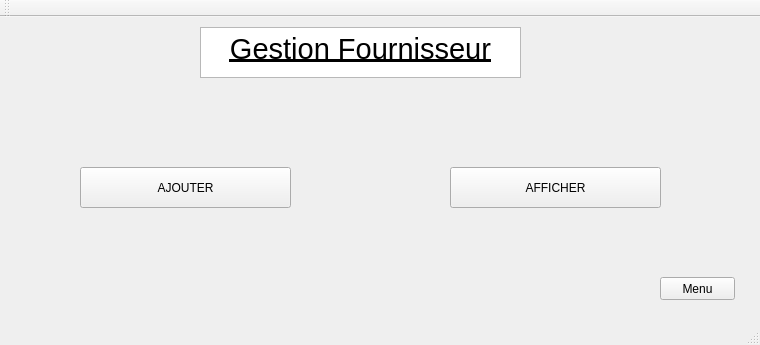
Old version of the form mainwindow.ui in the repository bilelKort/TechStore_Project.
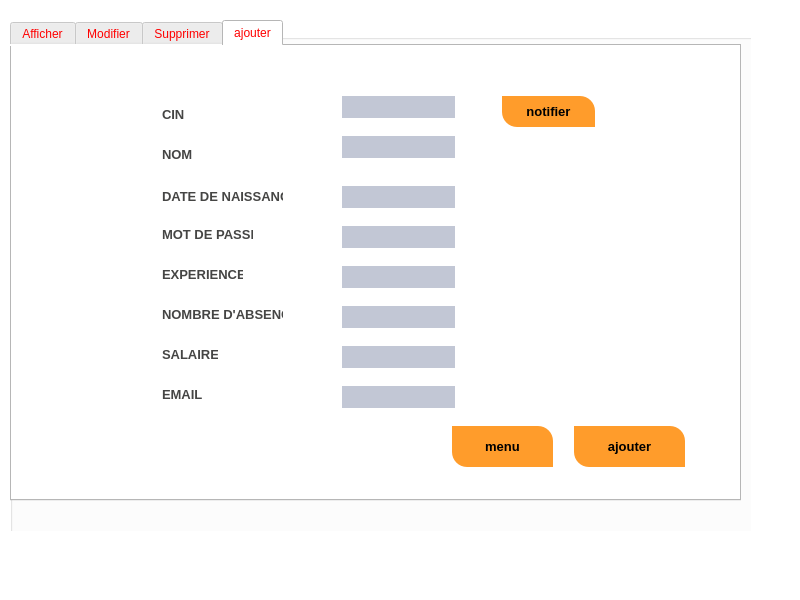
New version of the form. Icons and pictures are not drawn.

Patch:
```diff
--- a/mainwindow.ui
+++ b/mainwindow.ui
@@ -6,63 +6,912 @@
    <rect>
     <x>0</x>
     <y>0</y>
-    <width>760</width>
-    <height>345</height>
+    <width>800</width>
+    <height>600</height>
    </rect>
   </property>
   <property name="windowTitle">
-   <string>Gestion des Clients</string>
+   <string>MainWindow</string>
   </property>
-  <widget class="QWidget" name="centralWidget">
-   <widget class="QTextEdit" name="textEdit">
-    <property name="geometry">
-     <rect>
-      <x>200</x>
-      <y>10</y>
-      <width>321</width>
-      <height>51</height>
-     </rect>
-    </property>
-    <property name="html">
-     <string>&lt;!DOCTYPE HTML PUBLIC &quot;-//W3C//DTD HTML 4.0//EN&quot; &quot;http://www.w3.org/TR/REC-html40/strict.dtd&quot;&gt;
-&lt;html&gt;&lt;head&gt;&lt;meta name=&quot;qrichtext&quot; content=&quot;1&quot; /&gt;&lt;style type=&quot;text/css&quot;&gt;
-p, li { white-space: pre-wrap; }
-&lt;/style&gt;&lt;/head&gt;&lt;body style=&quot; font-family:'MS Shell Dlg 2'; font-size:8.25pt; font-weight:400; font-style:normal;&quot;&gt;
-&lt;p align=&quot;center&quot; style=&quot; margin-top:0px; margin-bottom:0px; margin-left:0px; margin-right:0px; -qt-block-indent:0; text-indent:0px;&quot;&gt;&lt;span style=&quot; font-family:'MS Shell Dlg 2'; font-size:22pt; text-decoration: underline;&quot;&gt;Gestion Fournisseur&lt;/span&gt;&lt;/p&gt;&lt;/body&gt;&lt;/html&gt;</string>
-    </property>
-   </widget>
+  <property name="styleSheet">
+   <string notr="true">QWidget
+
+{
+
+	background-color: #fff;
+
+	color: red;
+
+
+
+}
+
+
+
+
+
+/*-----QLabel-----*/
+
+QLabel
+
+{
+
+	background-color: transparent;
+
+	color: #454544;
+
+	font-weight: bold;
+
+	font-size: 13px;
+
+
+
+}
+
+
+
+
+
+/*-----QPushButton-----*/
+
+QPushButton
+
+{
+
+	
+
+	background-color: #ff9c2b;
+
+color: #000000;
+
+	font-size: 13px;
+
+	font-weight: bold;
+
+	border-top-right-radius: 15px;
+
+	border-top-left-radius: 0px;
+
+	border-bottom-right-radius: 0px;
+
+	border-bottom-left-radius: 15px;
+
+	padding: 10px;
+
+
+
+}
+
+
+
+
+
+QPushButton::disabled
+
+{
+
+	background-color: #5c5c5c;
+
+
+
+}
+
+
+
+
+
+QPushButton::hover
+
+{	
+
+	background-color: #ff9c2b;
+
+
+
+}
+
+
+
+
+
+QPushButton::pressed
+
+{
+
+	background-color: #3d4ef2;
+
+
+
+}
+
+
+
+
+
+/*-----QCheckBox-----*/
+
+QCheckBox
+
+{
+
+	background-color: transparent;
+
+	color: #5c55e9;
+
+	font-size: 10px;
+
+	font-weight: bold;
+
+	border: none;
+
+	border-radius: 5px;
+
+
+
+}
+
+
+
+
+
+/*-----QCheckBox-----*/
+
+QCheckBox::indicator
+
+{
+
+    background-color: #323232;
+
+    border: 1px solid darkgray;
+
+    width: 12px;
+
+    height: 12px;
+
+
+
+}
+
+
+
+
+
+QCheckBox::indicator:checked
+
+{
+
+    image:url(&quot;./ressources/check.png&quot;);
+
+	background-color: #5c55e9;
+
+    border: 1px solid #5c55e9;
+
+
+
+}
+
+
+
+
+
+QCheckBox::indicator:unchecked:hover
+
+{
+
+    border: 1px solid #5c55e9;
+
+
+
+}
+
+
+
+
+
+QCheckBox::disabled
+
+{
+
+	color: #656565;
+
+
+
+}
+
+
+
+
+
+QCheckBox::indicator:disabled
+
+{
+
+	background-color: #656565;
+
+	color: #656565;
+
+    border: 1px solid #656565;
+
+
+
+}
+
+
+
+
+
+/*-----QLineEdit-----*/
+
+QLineEdit
+
+{
+
+	background-color: #c2c7d5;
+
+	color: #2a547f;
+
+	border: none;
+
+	padding: 5px;
+
+
+
+}
+
+
+
+
+
+/*-----QListView-----*/
+
+QListView
+
+{
+
+	background-color: #5c55e9;
+
+	color: #fff;
+
+	font-size: 14px;
+
+	font-weight: bold;
+
+	show-decoration-selected: 0;
+
+	border-radius: 4px;
+
+	padding-left: -15px;
+
+	padding-right: -15px;
+
+	padding-top: 5px;
+
+
+
+} 
+
+
+
+
+
+QListView:disabled 
+
+{
+
+	background-color: #5c5c5c;
+
+
+
+}
+
+
+
+
+
+QListView::item
+
+{
+
+	background-color: #454e5e;
+
+	border: none;
+
+	padding: 10px;
+
+	border-radius: 0px;
+
+	padding-left : 10px;
+
+	height: 32px;
+
+
+
+}
+
+
+
+
+
+QListView::item:selected
+
+{
+
+	color: #000;
+
+	background-color: #fff;
+
+
+
+}
+
+
+
+
+
+QListView::item:!selected
+
+{
+
+	color:white;
+
+	background-color: transparent;
+
+	border: none;
+
+	padding-left : 10px;
+
+
+
+}
+
+
+
+
+
+QListView::item:!selected:hover
+
+{
+
+	color: #fff;
+
+	background-color: #5564f2;
+
+	border: none;
+
+	padding-left : 10px;
+
+
+
+}
+
+
+
+
+
+/*-----QTreeView-----*/
+
+QTreeView 
+
+{
+
+	background-color: #fff;
+
+	show-decoration-selected: 0;
+
+	color: #454544;
+
+
+
+}
+
+
+
+
+
+QTreeView:disabled
+
+{
+
+	background-color: #242526;
+
+	show-decoration-selected: 0;
+
+
+
+}
+
+
+
+
+
+QTreeView::item 
+
+{
+
+	border-top-color: transparent;
+
+	border-bottom-color: transparent;
+
+
+
+}
+
+
+
+
+
+QTreeView::item:hover 
+
+{
+
+	background-color: #bcbdbb;
+
+	color: #000;
+
+
+
+}
+
+
+
+
+
+QTreeView::item:selected 
+
+{
+
+	background-color: #5c55e9;
+
+	color: #fff;
+
+
+
+}
+
+
+
+
+
+QTreeView::item:selected:active
+
+{
+
+	background-color: #5c55e9;
+
+	color: #fff;
+
+
+
+}
+
+
+
+
+
+QTreeView::item:selected:disabled
+
+{
+
+	background-color: #525251;
+
+	color: #656565;
+
+
+
+}
+
+
+
+
+
+QTreeView::branch:has-children:!has-siblings:closed,
+
+QTreeView::branch:closed:has-children:has-siblings 
+
+{
+
+	image: url(://tree-closed.png);
+
+
+
+}
+
+
+
+QTreeView::branch:open:has-children:!has-siblings,
+
+QTreeView::branch:open:has-children:has-siblings  
+
+{
+
+	image: url(://tree-open.png);
+
+
+
+}
+
+
+
+
+
+/*-----QTableView &amp; QTableWidget-----*/
+
+QTableView
+
+{
+
+    background-color: #fff;
+
+	border: 1px solid gray;
+
+    color: #454544;
+
+    gridline-color: gray;
+
+    outline : 0;
+
+
+
+}
+
+
+
+
+
+QTableView::disabled
+
+{
+
+    background-color: #242526;
+
+    border: 1px solid #32414B;
+
+    color: #656565;
+
+    gridline-color: #656565;
+
+    outline : 0;
+
+
+
+}
+
+
+
+
+
+QTableView::item:hover 
+
+{
+
+    background-color: #bcbdbb;
+
+    color: #000;
+
+
+
+}
+
+
+
+
+
+QTableView::item:selected 
+
+{
+
+	background-color: #5c55e9;
+
+    color: #fff;
+
+
+
+}
+
+
+
+
+
+QTableView::item:selected:disabled
+
+{
+
+    background-color: #1a1b1c;
+
+    border: 2px solid #525251;
+
+    color: #656565;
+
+
+
+}
+
+
+
+
+
+QTableCornerButton::section
+
+{
+
+	background-color: #ced5e3;
+
+	border: none;
+
+    color: #fff;
+
+
+
+}
+
+
+
+
+
+QHeaderView::section
+
+{
+
+	color: #2a547f;
+
+	border: 0px;
+
+	background-color: #ced5e3;
+
+	padding: 5px;
+
+
+
+}
+
+
+
+
+
+QHeaderView::section:disabled
+
+{
+
+    background-color: #525251;
+
+    color: #656565;
+
+
+
+}
+
+
+
+
+
+QHeaderView::section:checked
+
+{
+
+    color: #fff;
+
+    background-color: #5c55e9;
+
+
+
+}
+
+
+
+
+
+QHeaderView::section:checked:disabled
+
+{
+
+    color: #656565;
+
+    background-color: #525251;
+
+
+
+}
+
+
+
+
+
+QHeaderView::section::vertical::first,
+
+QHeaderView::section::vertical::only-one
+
+{
+
+    border-top: 1px solid #353635;
+
+
+
+}
+
+
+
+
+
+QHeaderView::section::vertical
+
+{
+
+    border-top: 1px solid #353635;
+
+
+
+}
+
+
+
+
+
+QHeaderView::section::horizontal::first,
+
+QHeaderView::section::horizontal::only-one
+
+{
+
+    border-left: 1px solid #353635;
+
+
+
+}
+
+
+
+
+
+QHeaderView::section::horizontal
+
+{
+
+    border-left: 1px solid #353635;
+
+
+
+}
+
+
+
+
+
+/*-----QScrollBar-----*/
+
+QScrollBar:horizontal 
+
+{
+
+    background-color: transparent;
+
+    height: 8px;
+
+    margin: 0px;
+
+    padding: 0px;
+
+
+
+}
+
+
+
+
+
+QScrollBar::handle:horizontal 
+
+{
+
+    border: none;
+
+	min-width: 100px;
+
+    background-color: #7e92b7;
+
+
+
+}
+
+
+
+
+
+QScrollBar::add-line:horizontal, 
+
+QScrollBar::sub-line:horizontal,
+
+QScrollBar::add-page:horizontal, 
+
+QScrollBar::sub-page:horizontal 
+
+{
+
+    width: 0px;
+
+    background-color: #d8dce6;
+
+
+
+}
+
+
+
+
+
+QScrollBar:vertical 
+
+{
+
+    background-color: transparent;
+
+    width: 8px;
+
+    margin: 0;
+
+
+
+}
+
+
+
+
+
+QScrollBar::handle:vertical 
+
+{
+
+    border: none;
+
+	min-height: 100px;
+
+    background-color: #7e92b7;
+
+
+
+}
+
+
+
+
+
+QScrollBar::add-line:vertical, 
+
+QScrollBar::sub-line:vertical,
+
+QScrollBar::add-page:vertical, 
+
+QScrollBar::sub-page:vertical 
+
+{
+
+    height: 0px;
+
+    background-color: #d8dce6;
+
+
+
+}</string>
+  </property>
+  <widget class="QWidget" name="centralwidget">
    <widget class="QStackedWidget" name="stackedWidget">
     <property name="geometry">
      <rect>
       <x>10</x>
-      <y>70</y>
-      <width>731</width>
-      <height>231</height>
+      <y>20</y>
+      <width>741</width>
+      <height>511</height>
      </rect>
     </property>
     <property name="currentIndex">
-     <number>0</number>
+     <number>2</number>
     </property>
     <widget class="QWidget" name="page">
      <widget class="QPushButton" name="pushButton">
       <property name="geometry">
        <rect>
-        <x>70</x>
-        <y>80</y>
-        <width>211</width>
-        <height>41</height>
-       </rect>
-      </property>
-      <property name="text">
-       <string>AJOUTER</string>
-      </property>
-     </widget>
-     <widget class="QPushButton" name="pushButton_2">
-      <property name="geometry">
-       <rect>
-        <x>440</x>
-        <y>80</y>
-        <width>211</width>
+        <x>140</x>
+        <y>300</y>
+        <width>451</width>
         <height>41</height>
        </rect>
       </property>
@@ -70,305 +919,830 @@
        <string>AFFICHER</string>
       </property>
      </widget>
+     <widget class="QPushButton" name="pushButton_2">
+      <property name="geometry">
+       <rect>
+        <x>140</x>
+        <y>250</y>
+        <width>451</width>
+        <height>41</height>
+       </rect>
+      </property>
+      <property name="text">
+       <string>AJOUTER</string>
+      </property>
+     </widget>
      <widget class="QPushButton" name="pushButton_3">
       <property name="geometry">
        <rect>
-        <x>650</x>
-        <y>190</y>
-        <width>75</width>
-        <height>23</height>
+        <x>140</x>
+        <y>360</y>
+        <width>451</width>
+        <height>41</height>
        </rect>
       </property>
       <property name="text">
-       <string>Menu</string>
+       <string>MODIFIER</string>
       </property>
      </widget>
-    </widget>
-    <widget class="QWidget" name="page_2">
-     <widget class="QLabel" name="label">
+     <widget class="QPushButton" name="pushButton_4">
       <property name="geometry">
        <rect>
-        <x>40</x>
+        <x>140</x>
+        <y>420</y>
+        <width>451</width>
+        <height>51</height>
+       </rect>
+      </property>
+      <property name="text">
+       <string>SUPPRIMER</string>
+      </property>
+     </widget>
+     <widget class="QTextEdit" name="textEdit">
+      <property name="geometry">
+       <rect>
+        <x>80</x>
         <y>20</y>
+        <width>561</width>
+        <height>71</height>
+       </rect>
+      </property>
+      <property name="font">
+       <font>
+        <family>Brush Script MT</family>
+        <pointsize>28</pointsize>
+        <italic>true</italic>
+       </font>
+      </property>
+      <property name="html">
+       <string>&lt;!DOCTYPE HTML PUBLIC &quot;-//W3C//DTD HTML 4.0//EN&quot; &quot;http://www.w3.org/TR/REC-html40/strict.dtd&quot;&gt;
+&lt;html&gt;&lt;head&gt;&lt;meta name=&quot;qrichtext&quot; content=&quot;1&quot; /&gt;&lt;style type=&quot;text/css&quot;&gt;
+p, li { white-space: pre-wrap; }
+&lt;/style&gt;&lt;/head&gt;&lt;body style=&quot; font-family:'Brush Script MT'; font-size:28pt; font-weight:400; font-style:italic;&quot;&gt;
+&lt;p align=&quot;center&quot; style=&quot; margin-top:0px; margin-bottom:0px; margin-left:0px; margin-right:0px; -qt-block-indent:0; text-indent:0px;&quot;&gt;---Menu---&lt;/p&gt;&lt;/body&gt;&lt;/html&gt;</string>
+      </property>
+     </widget>
+     <widget class="QLabel" name="label_21">
+      <property name="geometry">
+       <rect>
+        <x>260</x>
+        <y>100</y>
+        <width>211</width>
+        <height>141</height>
+       </rect>
+      </property>
+      <property name="text">
+       <string/>
+      </property>
+      <property name="pixmap">
+       <pixmap>../../QTinterface (1)/QTinterface/logo.gif</pixmap>
+      </property>
+      <property name="scaledContents">
+       <bool>true</bool>
+      </property>
+     </widget>
+    </widget>
+    <widget class="QWidget" name="page_3">
+     <widget class="QLabel" name="label_9">
+      <property name="geometry">
+       <rect>
+        <x>160</x>
+        <y>180</y>
         <width>47</width>
         <height>14</height>
        </rect>
       </property>
       <property name="text">
-       <string>Id</string>
+       <string>CIN</string>
       </property>
      </widget>
-     <widget class="QLabel" name="label_2">
+     <widget class="QLabel" name="label_10">
       <property name="geometry">
        <rect>
-        <x>26</x>
-        <y>60</y>
-        <width>61</width>
-        <height>20</height>
+        <x>160</x>
+        <y>210</y>
+        <width>71</width>
+        <height>16</height>
        </rect>
       </property>
       <property name="text">
-       <string>Quantite</string>
+       <string>password</string>
       </property>
      </widget>
-     <widget class="QLabel" name="label_3">
+     <widget class="QLineEdit" name="lineEdit_9">
       <property name="geometry">
        <rect>
-        <x>26</x>
-        <y>100</y>
-        <width>61</width>
-        <height>20</height>
-       </rect>
-      </property>
-      <property name="text">
-       <string>Adresse</string>
-      </property>
-     </widget>
-     <widget class="QLabel" name="label_4">
-      <property name="geometry">
-       <rect>
-        <x>6</x>
-        <y>130</y>
-        <width>101</width>
-        <height>20</height>
-       </rect>
-      </property>
-      <property name="text">
-       <string>Type_marchandise</string>
-      </property>
-     </widget>
-     <widget class="QLabel" name="label_5">
-      <property name="geometry">
-       <rect>
-        <x>6</x>
-        <y>170</y>
-        <width>81</width>
-        <height>20</height>
-       </rect>
-      </property>
-      <property name="text">
-       <string>Nom_entreprise</string>
-      </property>
-     </widget>
-     <widget class="QLineEdit" name="le_id">
-      <property name="geometry">
-       <rect>
-        <x>140</x>
-        <y>20</y>
+        <x>280</x>
+        <y>180</y>
         <width>113</width>
         <height>20</height>
        </rect>
       </property>
      </widget>
-     <widget class="QLineEdit" name="le_quantite">
+     <widget class="QLineEdit" name="lineEdit_10">
       <property name="geometry">
        <rect>
-        <x>140</x>
-        <y>60</y>
+        <x>280</x>
+        <y>210</y>
         <width>113</width>
         <height>20</height>
        </rect>
       </property>
-     </widget>
-     <widget class="QLineEdit" name="le_adresse">
-      <property name="geometry">
-       <rect>
-        <x>140</x>
-        <y>100</y>
-        <width>113</width>
-        <height>20</height>
-       </rect>
+      <property name="echoMode">
+       <enum>QLineEdit::Password</enum>
       </property>
      </widget>
-     <widget class="QLineEdit" name="le_type_marchandise">
+     <widget class="QPushButton" name="pushButton_8">
       <property name="geometry">
        <rect>
-        <x>140</x>
-        <y>130</y>
-        <width>113</width>
-        <height>20</height>
+        <x>440</x>
+        <y>190</y>
+        <width>131</width>
+        <height>31</height>
        </rect>
       </property>
-     </widget>
-     <widget class="QLineEdit" name="le_nom_entreprise">
-      <property name="geometry">
-       <rect>
-        <x>140</x>
-        <y>170</y>
-        <width>113</width>
-        <height>20</height>
-       </rect>
+      <property name="text">
+       <string>authentifier</string>
       </property>
      </widget>
-     <widget class="QPushButton" name="pushButton_4">
+     <widget class="QTextEdit" name="textEdit_3">
       <property name="geometry">
        <rect>
-        <x>630</x>
-        <y>150</y>
-        <width>75</width>
-        <height>23</height>
+        <x>100</x>
+        <y>0</y>
+        <width>561</width>
+        <height>71</height>
        </rect>
       </property>
-      <property name="text">
-       <string>Menu</string>
+      <property name="font">
+       <font>
+        <family>Brush Script MT</family>
+        <pointsize>28</pointsize>
+        <italic>true</italic>
+       </font>
+      </property>
+      <property name="html">
+       <string>&lt;!DOCTYPE HTML PUBLIC &quot;-//W3C//DTD HTML 4.0//EN&quot; &quot;http://www.w3.org/TR/REC-html40/strict.dtd&quot;&gt;
+&lt;html&gt;&lt;head&gt;&lt;meta name=&quot;qrichtext&quot; content=&quot;1&quot; /&gt;&lt;style type=&quot;text/css&quot;&gt;
+p, li { white-space: pre-wrap; }
+&lt;/style&gt;&lt;/head&gt;&lt;body style=&quot; font-family:'Brush Script MT'; font-size:28pt; font-weight:400; font-style:italic;&quot;&gt;
+&lt;p align=&quot;center&quot; style=&quot; margin-top:0px; margin-bottom:0px; margin-left:0px; margin-right:0px; -qt-block-indent:0; text-indent:0px;&quot;&gt;authentifier s'il vous plait&lt;/p&gt;&lt;/body&gt;&lt;/html&gt;</string>
       </property>
      </widget>
      <widget class="QPushButton" name="pushButton_5">
       <property name="geometry">
        <rect>
-        <x>630</x>
-        <y>190</y>
-        <width>75</width>
-        <height>23</height>
+        <x>310</x>
+        <y>240</y>
+        <width>101</width>
+        <height>41</height>
        </rect>
       </property>
       <property name="text">
-       <string>AFFICHAGE</string>
+       <string>login</string>
       </property>
      </widget>
-    </widget>
-    <widget class="QWidget" name="page_3">
      <widget class="QPushButton" name="pushButton_6">
       <property name="geometry">
        <rect>
-        <x>190</x>
-        <y>170</y>
-        <width>141</width>
-        <height>31</height>
-       </rect>
-      </property>
-      <property name="text">
-       <string>Supprimer</string>
-      </property>
-     </widget>
-     <widget class="QPushButton" name="pushButton_7">
-      <property name="geometry">
-       <rect>
-        <x>370</x>
-        <y>50</y>
-        <width>131</width>
-        <height>31</height>
-       </rect>
-      </property>
-      <property name="text">
-       <string>Modification</string>
-      </property>
-     </widget>
-     <widget class="QPushButton" name="pushButton_8">
-      <property name="geometry">
-       <rect>
-        <x>20</x>
-        <y>50</y>
-        <width>141</width>
-        <height>31</height>
-       </rect>
-      </property>
-      <property name="text">
-       <string>Notification mailling</string>
-      </property>
-     </widget>
-     <widget class="QPushButton" name="pushButton_9">
-      <property name="geometry">
-       <rect>
-        <x>630</x>
-        <y>180</y>
-        <width>75</width>
-        <height>23</height>
-       </rect>
-      </property>
-      <property name="text">
-       <string>Ajouter</string>
-      </property>
-     </widget>
-     <widget class="QPushButton" name="pushButton_10">
-      <property name="geometry">
-       <rect>
-        <x>630</x>
-        <y>150</y>
-        <width>75</width>
-        <height>23</height>
-       </rect>
-      </property>
-      <property name="text">
-       <string>Menu</string>
-      </property>
-     </widget>
-     <widget class="QPushButton" name="pushButton_11">
-      <property name="geometry">
-       <rect>
-        <x>190</x>
-        <y>50</y>
-        <width>131</width>
-        <height>31</height>
-       </rect>
-      </property>
-      <property name="text">
-       <string>Recherche</string>
-      </property>
-     </widget>
-     <widget class="QPushButton" name="pushButton_12">
-      <property name="geometry">
-       <rect>
-        <x>30</x>
-        <y>170</y>
-        <width>111</width>
-        <height>31</height>
-       </rect>
-      </property>
-      <property name="text">
-       <string>Imprission(Pdf)</string>
-      </property>
-     </widget>
-     <widget class="QPushButton" name="pushButton_13">
-      <property name="geometry">
-       <rect>
-        <x>370</x>
-        <y>170</y>
-        <width>131</width>
-        <height>31</height>
-       </rect>
-      </property>
-      <property name="text">
-       <string>Tri</string>
-      </property>
-     </widget>
-     <widget class="QPushButton" name="pushButton_14">
-      <property name="geometry">
-       <rect>
-        <x>170</x>
-        <y>100</y>
-        <width>201</width>
+        <x>610</x>
+        <y>440</y>
+        <width>93</width>
         <height>41</height>
        </rect>
       </property>
       <property name="text">
-       <string>MAP</string>
+       <string>menu</string>
       </property>
      </widget>
     </widget>
+    <widget class="QWidget" name="page_4">
+     <widget class="QGroupBox" name="groupBox">
+      <property name="geometry">
+       <rect>
+        <x>0</x>
+        <y>0</y>
+        <width>761</width>
+        <height>541</height>
+       </rect>
+      </property>
+      <property name="title">
+       <string>Bienvenue</string>
+      </property>
+      <widget class="QTabWidget" name="tabWidget">
+       <property name="geometry">
+        <rect>
+         <x>0</x>
+         <y>0</y>
+         <width>731</width>
+         <height>481</height>
+        </rect>
+       </property>
+       <property name="currentIndex">
+        <number>3</number>
+       </property>
+       <widget class="QWidget" name="tab">
+        <attribute name="title">
+         <string>Afficher</string>
+        </attribute>
+        <widget class="QTableView" name="tableView">
+         <property name="geometry">
+          <rect>
+           <x>10</x>
+           <y>70</y>
+           <width>711</width>
+           <height>331</height>
+          </rect>
+         </property>
+        </widget>
+        <widget class="QPushButton" name="pushButton_9">
+         <property name="geometry">
+          <rect>
+           <x>20</x>
+           <y>20</y>
+           <width>81</width>
+           <height>31</height>
+          </rect>
+         </property>
+         <property name="text">
+          <string>Tri crois</string>
+         </property>
+        </widget>
+        <widget class="QPushButton" name="pushButton_10">
+         <property name="geometry">
+          <rect>
+           <x>200</x>
+           <y>20</y>
+           <width>91</width>
+           <height>31</height>
+          </rect>
+         </property>
+         <property name="text">
+          <string>Recherche</string>
+         </property>
+        </widget>
+        <widget class="QPushButton" name="pushButton_11">
+         <property name="geometry">
+          <rect>
+           <x>420</x>
+           <y>30</y>
+           <width>101</width>
+           <height>31</height>
+          </rect>
+         </property>
+         <property name="text">
+          <string>CONTRAT </string>
+         </property>
+        </widget>
+        <widget class="QLineEdit" name="lineEdit_16">
+         <property name="geometry">
+          <rect>
+           <x>300</x>
+           <y>30</y>
+           <width>113</width>
+           <height>22</height>
+          </rect>
+         </property>
+        </widget>
+        <widget class="QPushButton" name="pushButton_15">
+         <property name="geometry">
+          <rect>
+           <x>610</x>
+           <y>410</y>
+           <width>93</width>
+           <height>31</height>
+          </rect>
+         </property>
+         <property name="text">
+          <string>MENU</string>
+         </property>
+        </widget>
+        <widget class="QPushButton" name="pushButton_18">
+         <property name="geometry">
+          <rect>
+           <x>110</x>
+           <y>20</y>
+           <width>81</width>
+           <height>31</height>
+          </rect>
+         </property>
+         <property name="text">
+          <string>Tri decroi</string>
+         </property>
+        </widget>
+       </widget>
+       <widget class="QWidget" name="tab_2">
+        <attribute name="title">
+         <string>Modifier</string>
+        </attribute>
+        <widget class="QLabel" name="label_12">
+         <property name="geometry">
+          <rect>
+           <x>50</x>
+           <y>170</y>
+           <width>47</width>
+           <height>14</height>
+          </rect>
+         </property>
+         <property name="text">
+          <string/>
+         </property>
+        </widget>
+        <widget class="QComboBox" name="comboBox">
+         <property name="geometry">
+          <rect>
+           <x>190</x>
+           <y>70</y>
+           <width>101</width>
+           <height>22</height>
+          </rect>
+         </property>
+        </widget>
+        <widget class="QLabel" name="label_15">
+         <property name="geometry">
+          <rect>
+           <x>50</x>
+           <y>70</y>
+           <width>47</width>
+           <height>14</height>
+          </rect>
+         </property>
+         <property name="text">
+          <string>CIN</string>
+         </property>
+        </widget>
+        <widget class="QPushButton" name="pushButton_12">
+         <property name="geometry">
+          <rect>
+           <x>540</x>
+           <y>400</y>
+           <width>91</width>
+           <height>31</height>
+          </rect>
+         </property>
+         <property name="text">
+          <string>MODIFIER</string>
+         </property>
+        </widget>
+        <widget class="QPushButton" name="pushButton_16">
+         <property name="geometry">
+          <rect>
+           <x>430</x>
+           <y>400</y>
+           <width>93</width>
+           <height>31</height>
+          </rect>
+         </property>
+         <property name="text">
+          <string>MENU</string>
+         </property>
+        </widget>
+        <widget class="QLabel" name="label_20">
+         <property name="geometry">
+          <rect>
+           <x>50</x>
+           <y>320</y>
+           <width>47</width>
+           <height>14</height>
+          </rect>
+         </property>
+         <property name="text">
+          <string>salaire</string>
+         </property>
+        </widget>
+        <widget class="QLineEdit" name="lineEdit_18">
+         <property name="geometry">
+          <rect>
+           <x>190</x>
+           <y>270</y>
+           <width>113</width>
+           <height>20</height>
+          </rect>
+         </property>
+        </widget>
+        <widget class="QLineEdit" name="lineEdit_12">
+         <property name="geometry">
+          <rect>
+           <x>190</x>
+           <y>150</y>
+           <width>113</width>
+           <height>20</height>
+          </rect>
+         </property>
+        </widget>
+        <widget class="QLineEdit" name="lineEdit_13">
+         <property name="geometry">
+          <rect>
+           <x>190</x>
+           <y>110</y>
+           <width>113</width>
+           <height>20</height>
+          </rect>
+         </property>
+        </widget>
+        <widget class="QLabel" name="label_13">
+         <property name="geometry">
+          <rect>
+           <x>50</x>
+           <y>150</y>
+           <width>111</width>
+           <height>20</height>
+          </rect>
+         </property>
+         <property name="text">
+          <string>date de naissance</string>
+         </property>
+        </widget>
+        <widget class="QLabel" name="label_19">
+         <property name="geometry">
+          <rect>
+           <x>50</x>
+           <y>220</y>
+           <width>121</width>
+           <height>20</height>
+          </rect>
+         </property>
+         <property name="text">
+          <string>experience par mois</string>
+         </property>
+        </widget>
+        <widget class="QLabel" name="label_18">
+         <property name="geometry">
+          <rect>
+           <x>50</x>
+           <y>370</y>
+           <width>47</width>
+           <height>14</height>
+          </rect>
+         </property>
+         <property name="text">
+          <string>email</string>
+         </property>
+        </widget>
+        <widget class="QLineEdit" name="lineEdit_19">
+         <property name="geometry">
+          <rect>
+           <x>190</x>
+           <y>320</y>
+           <width>113</width>
+           <height>20</height>
+          </rect>
+         </property>
+        </widget>
+        <widget class="QLineEdit" name="lineEdit_14">
+         <property name="geometry">
+          <rect>
+           <x>190</x>
+           <y>190</y>
+           <width>113</width>
+           <height>20</height>
+          </rect>
+         </property>
+        </widget>
+        <widget class="QLabel" name="label_11">
+         <property name="geometry">
+          <rect>
+           <x>50</x>
+           <y>270</y>
+           <width>111</width>
+           <height>16</height>
+          </rect>
+         </property>
+         <property name="text">
+          <string>nombre d'absence</string>
+         </property>
+        </widget>
+        <widget class="QLabel" name="label_14">
+         <property name="geometry">
+          <rect>
+           <x>50</x>
+           <y>190</y>
+           <width>81</width>
+           <height>20</height>
+          </rect>
+         </property>
+         <property name="text">
+          <string>mot de passe</string>
+         </property>
+        </widget>
+        <widget class="QLineEdit" name="lineEdit_17">
+         <property name="geometry">
+          <rect>
+           <x>190</x>
+           <y>370</y>
+           <width>113</width>
+           <height>20</height>
+          </rect>
+         </property>
+        </widget>
+        <widget class="QLabel" name="label_17">
+         <property name="geometry">
+          <rect>
+           <x>50</x>
+           <y>110</y>
+           <width>47</width>
+           <height>14</height>
+          </rect>
+         </property>
+         <property name="text">
+          <string>NOM</string>
+         </property>
+        </widget>
+        <widget class="QLineEdit" name="lineEdit_11">
+         <property name="geometry">
+          <rect>
+           <x>190</x>
+           <y>220</y>
+           <width>113</width>
+           <height>20</height>
+          </rect>
+         </property>
+        </widget>
+       </widget>
+       <widget class="QWidget" name="tab_3">
+        <attribute name="title">
+         <string>Supprimer</string>
+        </attribute>
+        <layout class="QHBoxLayout" name="horizontalLayout">
+         <item>
+          <widget class="QLabel" name="label_16">
+           <property name="text">
+            <string>CIN</string>
+           </property>
+          </widget>
+         </item>
+         <item>
+          <widget class="QPushButton" name="pushButton_17">
+           <property name="text">
+            <string>MENU</string>
+           </property>
+          </widget>
+         </item>
+         <item>
+          <widget class="QComboBox" name="comboBox_2"/>
+         </item>
+         <item>
+          <widget class="QPushButton" name="pushButton_13">
+           <property name="font">
+            <font>
+             <family>Verdana</family>
+             <pointsize>-1</pointsize>
+             <weight>75</weight>
+             <bold>true</bold>
+            </font>
+           </property>
+           <property name="text">
+            <string>supprimer</string>
+           </property>
+          </widget>
+         </item>
+        </layout>
+       </widget>
+       <widget class="QWidget" name="tab_4">
+        <attribute name="title">
+         <string>ajouter</string>
+        </attribute>
+        <widget class="QLabel" name="label_22">
+         <property name="geometry">
+          <rect>
+           <x>150</x>
+           <y>60</y>
+           <width>56</width>
+           <height>16</height>
+          </rect>
+         </property>
+         <property name="text">
+          <string>CIN</string>
+         </property>
+        </widget>
+        <widget class="QLabel" name="label_23">
+         <property name="geometry">
+          <rect>
+           <x>150</x>
+           <y>100</y>
+           <width>56</width>
+           <height>16</height>
+          </rect>
+         </property>
+         <property name="text">
+          <string>NOM</string>
+         </property>
+        </widget>
+        <widget class="QLabel" name="label_24">
+         <property name="geometry">
+          <rect>
+           <x>150</x>
+           <y>140</y>
+           <width>121</width>
+           <height>20</height>
+          </rect>
+         </property>
+         <property name="text">
+          <string>DATE DE NAISSANCE</string>
+         </property>
+        </widget>
+        <widget class="QLabel" name="label_25">
+         <property name="geometry">
+          <rect>
+           <x>150</x>
+           <y>180</y>
+           <width>91</width>
+           <height>16</height>
+          </rect>
+         </property>
+         <property name="text">
+          <string>MOT DE PASSE</string>
+         </property>
+        </widget>
+        <widget class="QLabel" name="label_26">
+         <property name="geometry">
+          <rect>
+           <x>150</x>
+           <y>220</y>
+           <width>81</width>
+           <height>16</height>
+          </rect>
+         </property>
+         <property name="text">
+          <string>EXPERIENCE</string>
+         </property>
+        </widget>
+        <widget class="QLabel" name="label_27">
+         <property name="geometry">
+          <rect>
+           <x>150</x>
+           <y>260</y>
+           <width>121</width>
+           <height>16</height>
+          </rect>
+         </property>
+         <property name="text">
+          <string>NOMBRE D'ABSENCE</string>
+         </property>
+        </widget>
+        <widget class="QLabel" name="label_28">
+         <property name="geometry">
+          <rect>
+           <x>150</x>
+           <y>300</y>
+           <width>56</width>
+           <height>16</height>
+          </rect>
+         </property>
+         <property name="text">
+          <string>SALAIRE</string>
+         </property>
+        </widget>
+        <widget class="QLabel" name="label_29">
+         <property name="geometry">
+          <rect>
+           <x>150</x>
+           <y>340</y>
+           <width>56</width>
+           <height>16</height>
+          </rect>
+         </property>
+         <property name="text">
+          <string>EMAIL</string>
+         </property>
+        </widget>
+        <widget class="QLineEdit" name="lineEdit_15">
+         <property name="geometry">
+          <rect>
+           <x>330</x>
+           <y>50</y>
+           <width>113</width>
+           <height>22</height>
+          </rect>
+         </property>
+        </widget>
+        <widget class="QLineEdit" name="lineEdit_20">
+         <property name="geometry">
+          <rect>
+           <x>330</x>
+           <y>90</y>
+           <width>113</width>
+           <height>22</height>
+          </rect>
+         </property>
+        </widget>
+        <widget class="QLineEdit" name="lineEdit_21">
+         <property name="geometry">
+          <rect>
+           <x>330</x>
+           <y>140</y>
+           <width>113</width>
+           <height>22</height>
+          </rect>
+         </property>
+        </widget>
+        <widget class="QLineEdit" name="lineEdit_22">
+         <property name="geometry">
+          <rect>
+           <x>330</x>
+           <y>180</y>
+           <width>113</width>
+           <height>22</height>
+          </rect>
+         </property>
+        </widget>
+        <widget class="QLineEdit" name="lineEdit_23">
+         <property name="geometry">
+          <rect>
+           <x>330</x>
+           <y>220</y>
+           <width>113</width>
+           <height>22</height>
+          </rect>
+         </property>
+        </widget>
+        <widget class="QLineEdit" name="lineEdit_24">
+         <property name="geometry">
+          <rect>
+           <x>330</x>
+           <y>260</y>
+           <width>113</width>
+           <height>22</height>
+          </rect>
+         </property>
+        </widget>
+        <widget class="QLineEdit" name="lineEdit_25">
+         <property name="geometry">
+          <rect>
+           <x>330</x>
+           <y>300</y>
+           <width>113</width>
+           <height>22</height>
+          </rect>
+         </property>
+        </widget>
+        <widget class="QLineEdit" name="lineEdit_26">
+         <property name="geometry">
+          <rect>
+           <x>330</x>
+           <y>340</y>
+           <width>113</width>
+           <height>22</height>
+          </rect>
+         </property>
+        </widget>
+        <widget class="QPushButton" name="pushButton_20">
+         <property name="geometry">
+          <rect>
+           <x>562</x>
+           <y>380</y>
+           <width>111</width>
+           <height>41</height>
+          </rect>
+         </property>
+         <property name="text">
+          <string>ajouter</string>
+         </property>
+        </widget>
+        <widget class="QPushButton" name="pushButton_21">
+         <property name="geometry">
+          <rect>
+           <x>440</x>
+           <y>380</y>
+           <width>101</width>
+           <height>41</height>
+          </rect>
+         </property>
+         <property name="text">
+          <string>menu</string>
+         </property>
+        </widget>
+        <widget class="QPushButton" name="pushButton_7">
+         <property name="geometry">
+          <rect>
+           <x>490</x>
+           <y>50</y>
+           <width>93</width>
+           <height>31</height>
+          </rect>
+         </property>
+         <property name="text">
+          <string>notifier</string>
+         </property>
+        </widget>
+       </widget>
+      </widget>
+     </widget>
+    </widget>
    </widget>
   </widget>
-  <widget class="QToolBar" name="mainToolBar">
-   <attribute name="toolBarArea">
-    <enum>TopToolBarArea</enum>
-   </attribute>
-   <attribute name="toolBarBreak">
-    <bool>false</bool>
-   </attribute>
-  </widget>
-  <widget class="QStatusBar" name="statusBar"/>
-  <widget class="QMenuBar" name="menuBar">
+  <widget class="QMenuBar" name="menubar">
    <property name="geometry">
     <rect>
      <x>0</x>
      <y>0</y>
-     <width>760</width>
-     <height>22</height>
+     <width>800</width>
+     <height>26</height>
     </rect>
    </property>
   </widget>
+  <widget class="QStatusBar" name="statusbar"/>
  </widget>
- <layoutdefault spacing="6" margin="11"/>
  <resources/>
  <connections/>
 </ui>
```
